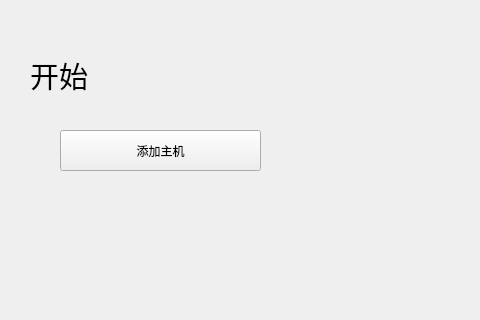
Before: the Qt Designer form form1.ui in yucahuncha/Mikasa, drawn with Qt 5; both pictures show x 0 to 480 and y 0 to 320 of the 1251 by 881 pixel window.
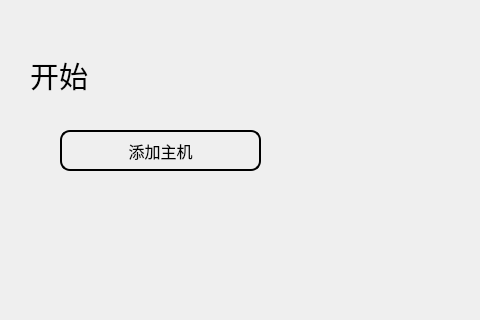
After: the same form once the commit is applied. Icons and pictures are not drawn.

```diff
--- a/form1.ui
+++ b/form1.ui
@@ -49,9 +49,39 @@
       <height>41</height>
      </rect>
     </property>
+    <property name="font">
+     <font>
+      <pointsize>12</pointsize>
+     </font>
+    </property>
+    <property name="styleSheet">
+     <string notr="true">QPushButton{
+	border: 2px solid black;
+	border-radius: 10px;
+}
+
+QPushButton:hover{
+	background-color: rgb(219, 222, 224);
+}
+
+QPushButton:pressed {
+	
+}
+</string>
+    </property>
     <property name="text">
      <string>添加主机</string>
     </property>
+    <property name="icon">
+     <iconset resource="res.qrc">
+      <normaloff>:/new/logo/img/add.png</normaloff>:/new/logo/img/add.png</iconset>
+    </property>
+    <property name="iconSize">
+     <size>
+      <width>30</width>
+      <height>30</height>
+     </size>
+    </property>
    </widget>
   </widget>
  </widget>
```
Left out of the diff: 4 changed lines with no effect on the pictures.
